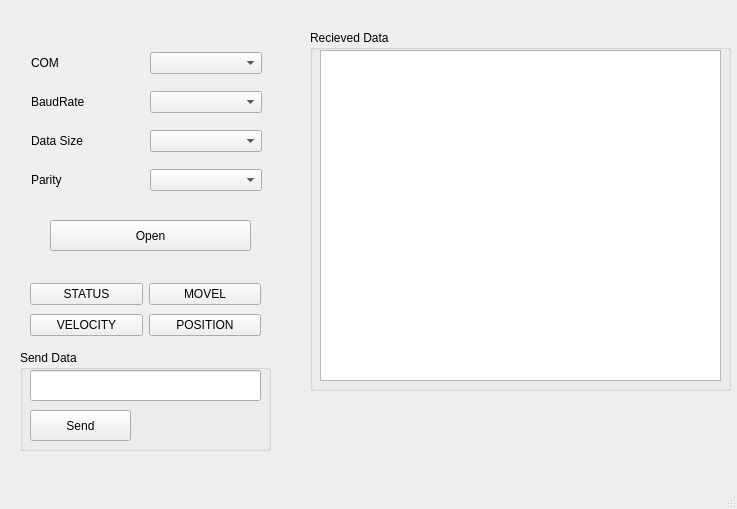
First picture: the form in COMPORT/mainwindow.ui, repository Vienchau/SerialPort_GUI_study, before the edit.
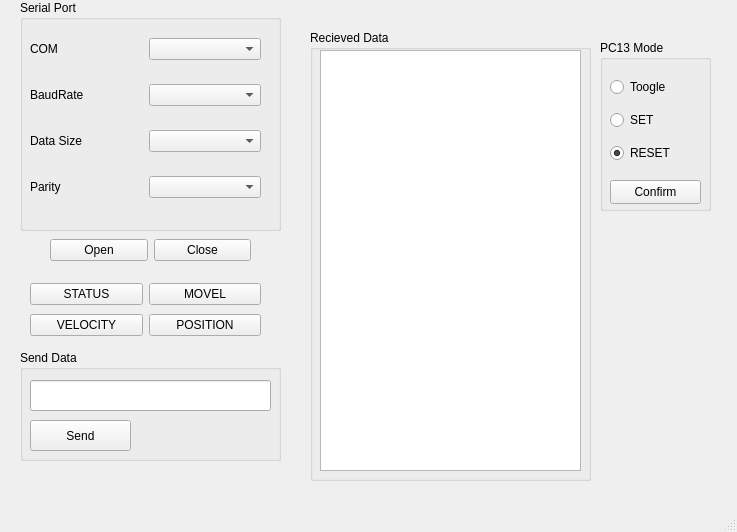
Second picture: the form after the edit. Icons and pictures are not drawn.

The edit to the form file:
```diff
--- a/COMPORT/mainwindow.ui
+++ b/COMPORT/mainwindow.ui
@@ -7,7 +7,7 @@
     <x>0</x>
     <y>0</y>
     <width>737</width>
-    <height>509</height>
+    <height>532</height>
    </rect>
   </property>
   <property name="windowTitle">
@@ -19,8 +19,8 @@
      <rect>
       <x>320</x>
       <y>50</y>
-      <width>401</width>
-      <height>331</height>
+      <width>261</width>
+      <height>421</height>
      </rect>
     </property>
    </widget>
@@ -29,8 +29,8 @@
      <rect>
       <x>310</x>
       <y>30</y>
-      <width>421</width>
-      <height>361</height>
+      <width>281</width>
+      <height>451</height>
      </rect>
     </property>
     <property name="title">
@@ -41,8 +41,8 @@
     <property name="geometry">
      <rect>
       <x>30</x>
-      <y>370</y>
-      <width>231</width>
+      <y>380</y>
+      <width>241</width>
       <height>31</height>
      </rect>
     </property>
@@ -51,7 +51,7 @@
     <property name="geometry">
      <rect>
       <x>30</x>
-      <y>410</y>
+      <y>420</y>
       <width>101</width>
       <height>31</height>
      </rect>
@@ -65,8 +65,8 @@
      <rect>
       <x>20</x>
       <y>350</y>
-      <width>251</width>
-      <height>101</height>
+      <width>261</width>
+      <height>111</height>
      </rect>
     </property>
     <property name="title">
@@ -121,13 +121,132 @@
      </item>
     </layout>
    </widget>
+   <widget class="QLabel" name="label_2">
+    <property name="geometry">
+     <rect>
+      <x>600</x>
+      <y>370</y>
+      <width>131</width>
+      <height>111</height>
+     </rect>
+    </property>
+    <property name="text">
+     <string/>
+    </property>
+    <property name="pixmap">
+     <pixmap>../../../../tai_lieu/logo/Logo BK.png</pixmap>
+    </property>
+    <property name="scaledContents">
+     <bool>true</bool>
+    </property>
+   </widget>
    <widget class="QWidget" name="layoutWidget">
     <property name="geometry">
      <rect>
-      <x>31</x>
-      <y>41</y>
+      <x>50</x>
+      <y>220</y>
+      <width>201</width>
+      <height>61</height>
+     </rect>
+    </property>
+    <layout class="QHBoxLayout" name="horizontalLayout_6">
+     <item>
+      <widget class="QPushButton" name="openButton">
+       <property name="text">
+        <string>Open</string>
+       </property>
+      </widget>
+     </item>
+     <item>
+      <widget class="QPushButton" name="closeButton">
+       <property name="text">
+        <string>Close</string>
+       </property>
+      </widget>
+     </item>
+    </layout>
+   </widget>
+   <widget class="QGroupBox" name="groupBox_3">
+    <property name="geometry">
+     <rect>
+      <x>600</x>
+      <y>40</y>
+      <width>111</width>
+      <height>171</height>
+     </rect>
+    </property>
+    <property name="title">
+     <string>PC13 Mode</string>
+    </property>
+    <widget class="QWidget" name="layoutWidget">
+     <property name="geometry">
+      <rect>
+       <x>10</x>
+       <y>30</y>
+       <width>91</width>
+       <height>101</height>
+      </rect>
+     </property>
+     <layout class="QVBoxLayout" name="verticalLayout_4">
+      <item>
+       <widget class="QRadioButton" name="toogleRadio">
+        <property name="text">
+         <string>Toogle</string>
+        </property>
+       </widget>
+      </item>
+      <item>
+       <widget class="QRadioButton" name="setRadio">
+        <property name="text">
+         <string>SET</string>
+        </property>
+       </widget>
+      </item>
+      <item>
+       <widget class="QRadioButton" name="resetRadio">
+        <property name="text">
+         <string>RESET</string>
+        </property>
+        <property name="checked">
+         <bool>true</bool>
+        </property>
+       </widget>
+      </item>
+     </layout>
+    </widget>
+    <widget class="QPushButton" name="confirmButton">
+     <property name="geometry">
+      <rect>
+       <x>10</x>
+       <y>140</y>
+       <width>91</width>
+       <height>24</height>
+      </rect>
+     </property>
+     <property name="text">
+      <string>Confirm</string>
+     </property>
+    </widget>
+   </widget>
+   <widget class="QGroupBox" name="groupBox_4">
+    <property name="geometry">
+     <rect>
+      <x>20</x>
+      <y>0</y>
+      <width>261</width>
+      <height>231</height>
+     </rect>
+    </property>
+    <property name="title">
+     <string>Serial Port</string>
+    </property>
+    <widget class="QWidget" name="layoutWidget">
+     <property name="geometry">
+      <rect>
+       <x>10</x>
+       <y>20</y>
       <width>231</width>
-      <height>161</height>
+       <height>200</height>
      </rect>
     </property>
     <layout class="QVBoxLayout" name="verticalLayout">
@@ -189,18 +308,6 @@
      </item>
     </layout>
    </widget>
-   <widget class="QPushButton" name="openButton">
-    <property name="geometry">
-     <rect>
-      <x>50</x>
-      <y>220</y>
-      <width>201</width>
-      <height>31</height>
-     </rect>
-    </property>
-    <property name="text">
-     <string>Open</string>
-    </property>
    </widget>
    <zorder>groupBox</zorder>
    <zorder>groupBox_2</zorder>
```
Left out of the diff: 8 changed lines with no effect on the pictures. Lines whose indentation alone changed are shown as unchanged.
